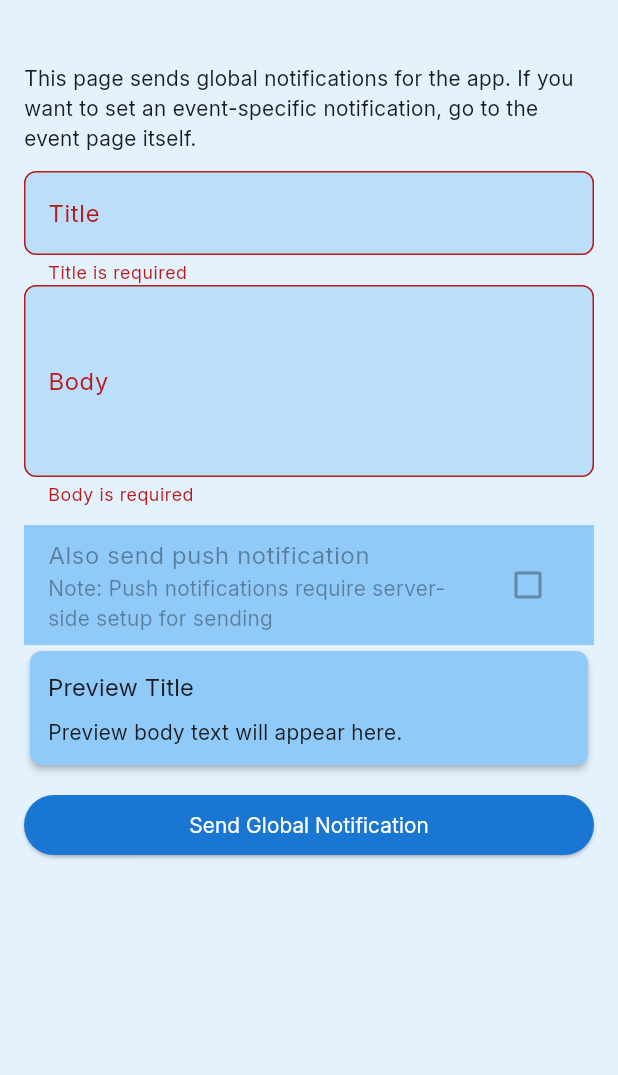
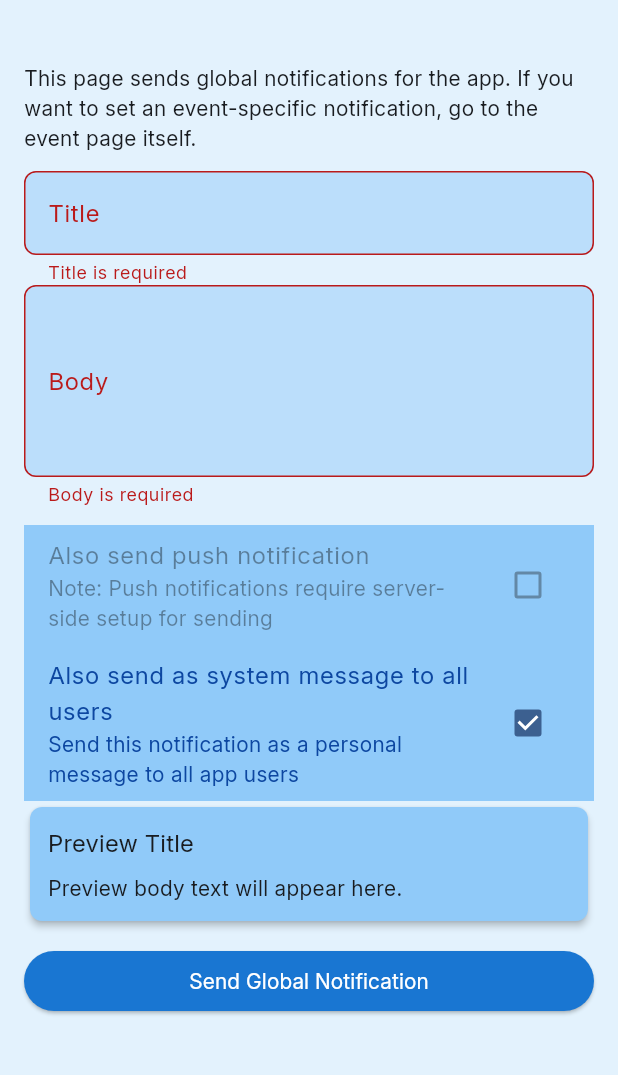
Before and after one commit to FloatIT-ITU/FloatIT-app, a Flutter app: the AdminSendNotificationPage screen opened directly, after a tap on "Send Global Notification", on a phone screen of 412 x 824 dp, the part 63-1138 px from its top. Run offline on Flutter 3.47's test engine with Material 3 defaults, Android fonts, the phone set to English and light mode, and no system bars; our stand-ins replace cloud_firestore, firebase_auth, firebase_core, flutter_colorpicker, flutter_markdown, shared_preferences; missing offline and left inert: dart:html, markdown; accounts and stored records are empty; network calls fail.

Commit message:
feat: add system message option to global admin notifications
- Add checkbox to send global notifications as system messages to all users
- Pre-selected by default for comprehensive notification delivery
- Maintains existing banner notification functionality

```diff
--- a/lib/src/admin_send_notification_page.dart
+++ b/lib/src/admin_send_notification_page.dart
@@ -3,6 +3,7 @@ import 'package:cloud_firestore/cloud_firestore.dart';
 import 'package:floatit/src/widgets/banners.dart';
 
 import 'layout_widgets.dart';
+import 'event_service.dart';
 
 class AdminSendNotificationPage extends StatefulWidget {
   const AdminSendNotificationPage({super.key});
@@ -17,6 +18,7 @@ class _AdminSendNotificationPageState extends State<AdminSendNotificationPage> {
   String _title = '';
   String _body = '';
   final bool _sendPushNotification = false;
+  bool _sendAsSystemMessage = true; // Pre-selected by default
 
   @override
   Widget build(BuildContext context) {
@@ -157,6 +159,12 @@ class _AdminSendNotificationPageState extends State<AdminSendNotificationPage> {
                       value: _sendPushNotification,
                       onChanged: null, // Disabled until server-side sending is implemented
                     ),
+                    CheckboxListTile(
+                      title: const Text('Also send as system message to all users'),
+                      subtitle: const Text('Send this notification as a personal message to all app users'),
+                      value: _sendAsSystemMessage,
+                      onChanged: (value) => setState(() => _sendAsSystemMessage = value ?? true),
+                    ),
                     // Live preview
                     Card(
                       elevation: 2,
@@ -197,6 +205,28 @@ class _AdminSendNotificationPageState extends State<AdminSendNotificationPage> {
                               DateTime.now().toUtc().toIso8601String(),
                         });
 
+                        // Send system messages to all users if requested
+                        if (_sendAsSystemMessage) {
+                          try {
+                            final usersSnapshot = await FirebaseFirestore.instance
+                                .collection('public_users')
+                                .get();
+
+                            final message = 'Global Notification: ${_title.trim()}\n\n${_body.trim()}';
+                            for (final userDoc in usersSnapshot.docs) {
+                              final userId = userDoc.id;
+                              await EventService.sendSystemMessage(
+                                userId: userId,
+                                message: message,
+                                eventId: 'global', // Use 'global' as eventId for global notifications
+                              );
+                            }
+                          } catch (e) {
+                            // Log error but don't fail the whole operation
+                            // System messages are not critical
+                          }
+                        }
+
                         // Note: Push notifications would be sent server-side in production
                         // For now, only banner notifications are sent
 
```
